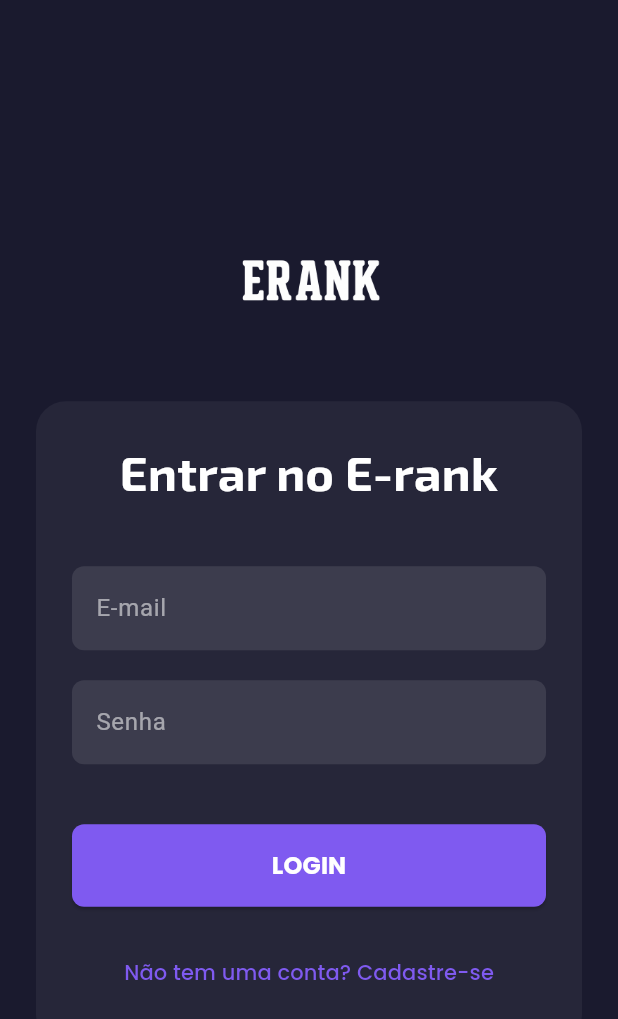
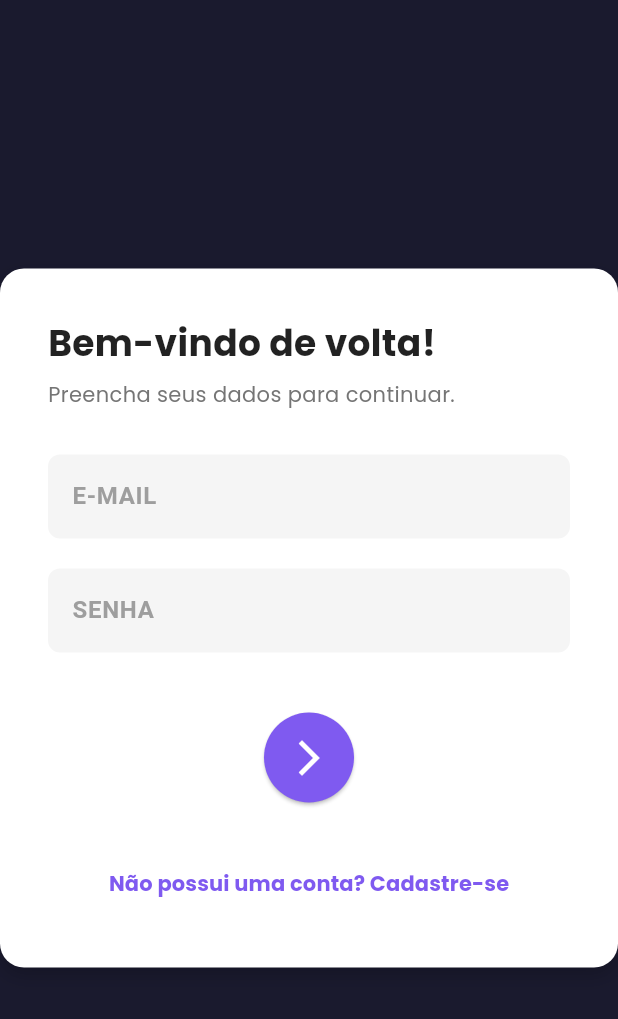
Before and after one commit to ofback/E-rank-Front-End, a Flutter app: the screen it shows after launch, scrolled down 178 dp, after a tap on the "arrow forward ios" icon, after a tap on "Já possui uma conta? Faça Login", on a phone screen of 412 x 824 dp. Shown: the top 1019 px of the screen. Run offline on Flutter 3.47's test engine with Material 3 defaults, Android fonts, the light colour scheme and no system bars; our stand-ins replace form_field_validator, google_fonts, mask_text_input_formatter.

Commit message:
ajustes na tela de login

```diff
--- a/lib/screens/login_screen.dart
+++ b/lib/screens/login_screen.dart
@@ -3,8 +3,6 @@ import 'package:google_fonts/google_fonts.dart';
 import 'package:form_field_validator/form_field_validator.dart';
 import 'dart:convert';
 import 'package:http/http.dart' as http;
-
-// Importar a tela de cadastro que já temos
 import 'package:erank_app/screens/signup_screen.dart';
 
 // TODO: Importar a tela principal do app após o login
@@ -40,8 +38,8 @@ class _LoginScreenState extends State<LoginScreen> {
       _isLoading = true;
     });
 
-    final url = Uri.parse(
-        'http://localhost:8080/login'); // TODO: Confirme o endpoint de login da sua API
+    // Endpoint de login da sua API
+    final url = Uri.parse('http://localhost:8080/login');
 
     try {
       final response = await http.post(
@@ -49,7 +47,7 @@ class _LoginScreenState extends State<LoginScreen> {
         headers: {'Content-Type': 'application/json'},
         body: json.encode({
           'email': _emailController.text,
-          'senha': _passwordController.text, // Sua API Spring espera 'senha'
+          'senha': _passwordController.text,
         }),
       );
 
@@ -76,6 +74,7 @@ class _LoginScreenState extends State<LoginScreen> {
             backgroundColor: Colors.red,
             content: Text('Não foi possível conectar ao servidor.')),
       );
+      print(e); // Para depuração
     } finally {
       setState(() {
         _isLoading = false;
@@ -85,106 +84,81 @@ class _LoginScreenState extends State<LoginScreen> {
 
   @override
   Widget build(BuildContext context) {
+    final screenWidth = MediaQuery.of(context).size.width;
+    final isLargeScreen = screenWidth > 800;
+
     return Scaffold(
-      backgroundColor: const Color(0xFF1A1A2E),
+      backgroundColor: const Color(0xFF1A1A2E), // Cor de fundo substituída
       body: SafeArea(
+        child: isLargeScreen
+            ? Row(
+                children: [
+                  Expanded(
+                    // Lado esquerdo: Formulário
+                    flex: 1,
+                    child: Container(
+                      color: const Color(0xFF1A1A2E),
                       child: Center(
                         child: SingleChildScrollView(
-            padding: const EdgeInsets.all(24.0),
+                          padding: const EdgeInsets.symmetric(
+                              horizontal: 24.0, vertical: 40.0),
                           child: ConstrainedBox(
-              constraints: const BoxConstraints(maxWidth: 450),
+                            constraints: const BoxConstraints(maxWidth: 750),
                             child: Column(
+                              mainAxisSize: MainAxisSize.min,
                               crossAxisAlignment: CrossAxisAlignment.stretch,
+                              children: [
+                                _buildLoginForm(),
+                              ],
+                            ),
+                          ),
+                        ),
+                      ),
+                    ),
+                  ),
+                  Expanded(
+                    // Lado direito: Imagem e texto
+                    flex: 1,
+                    child: Stack(
+                      // Usamos o Stack para posicionar a imagem e o conteúdo separadamente
+                      children: [
+                        // Imagem do personagem, posicionada à esquerda
+                        Positioned(
+                          left:
+                              -100, // Ajuste este valor para mover a imagem para a esquerda
+                          top: 0,
+                          bottom: 0,
+                          child: Image.asset(
+                            'assets/background_signup3.png', // Imagem do personagem
+                            fit: BoxFit.cover,
+                          ),
+                        ),
+                        // Conteúdo (Logo e texto "ENTRAR NA CONTA"), alinhado à direita
+                        Positioned.fill(
+                          // Preenche todo o espaço disponível
+                          child: Padding(
+                            padding: const EdgeInsets.all(48.0),
+                            child: Column(
+                              crossAxisAlignment:
+                                  CrossAxisAlignment.end, // Alinha à direita
                               children: [
                                 Image.asset(
                                   'assets/erank_logo.png',
-                    height: 120,
+                                  height: 200,
                                 ),
-                  const SizedBox(height: 20),
-                  Container(
-                    padding: const EdgeInsets.all(24.0),
-                    decoration: BoxDecoration(
-                      color: Colors.white.withOpacity(0.05),
-                      borderRadius: BorderRadius.circular(20),
-                    ),
-                    child: Form(
-                      key: _formKey,
-                      child: Column(
-                        crossAxisAlignment: CrossAxisAlignment.stretch,
-                        children: [
+                                const Spacer(),
                                 Text(
-                            'Entrar no E-rank',
-                            textAlign: TextAlign.center,
+                                  'ENTRAR NA\nCONTA',
+                                  textAlign: TextAlign
+                                      .right, // Garante alinhamento do texto
                                   style: GoogleFonts.exo2(
-                                fontSize: 32,
+                                    fontSize: 64,
                                     color: Colors.white,
-                                fontWeight: FontWeight.bold),
-                          ),
-                          const SizedBox(height: 40),
-                          TextFormField(
-                            controller: _emailController,
-                            decoration: _buildInputDecoration('E-mail'),
-                            style: const TextStyle(color: Colors.white),
-                            keyboardType: TextInputType.emailAddress,
-                            validator: MultiValidator([
-                              RequiredValidator(
-                                  errorText: 'E-mail é obrigatório'),
-                              EmailValidator(
-                                  errorText: 'Insira um e-mail válido')
-                            ]).call,
-                          ),
-                          const SizedBox(height: 20),
-                          TextFormField(
-                            controller: _passwordController,
-                            obscureText: true,
-                            decoration: _buildInputDecoration('Senha'),
-                            style: const TextStyle(color: Colors.white),
-                            validator: RequiredValidator(
-                                    errorText: 'Senha é obrigatória')
-                                .call,
-                          ),
-                          const SizedBox(height: 40),
-                          ElevatedButton(
-                            onPressed: _isLoading ? null : _loginUser,
-                            style: ElevatedButton.styleFrom(
-                              backgroundColor: const Color(0xFF7F5AF0),
-                              padding: const EdgeInsets.symmetric(vertical: 16),
-                              shape: RoundedRectangleBorder(
-                                  borderRadius: BorderRadius.circular(8)),
-                              disabledBackgroundColor: Colors.grey.shade600,
-                            ),
-                            child: _isLoading
-                                ? const SizedBox(
-                                    width: 24,
-                                    height: 24,
-                                    child: CircularProgressIndicator(
-                                      strokeWidth: 3,
-                                      color: Colors.white,
-                                    ))
-                                : Text(
-                                    'LOGIN',
-                                    style: GoogleFonts.poppins(
-                                        fontSize: 16,
                                     fontWeight: FontWeight.bold,
-                                        color: Colors.white),
+                                    height: 1.0,
                                   ),
                                 ),
-                          const SizedBox(height: 20),
-                          TextButton(
-                            onPressed: () {
-                              // Navegação CORRIGIDA
-                              Navigator.pushReplacement(
-                                  context,
-                                  MaterialPageRoute(
-                                      builder: (context) =>
-                                          const SignUpScreen()));
-                            },
-                            child: Text(
-                              'Não tem uma conta? Cadastre-se',
-                              style: GoogleFonts.poppins(
-                                  color: const Color(0xFF7F5AF0), fontSize: 14),
-                            ),
-                          ),
+                                const Spacer(),
                               ],
                             ),
                           ),
@@ -192,18 +166,127 @@ class _LoginScreenState extends State<LoginScreen> {
                       ],
                     ),
                   ),
+                ],
+              )
+            : Center(child: _buildLoginForm()),
       ),
+    );
+  }
+
+  Widget _buildLoginForm() {
+    return Container(
+      decoration: BoxDecoration(
+        color: Colors.white,
+        borderRadius: BorderRadius.circular(16),
+        boxShadow: [
+          BoxShadow(
+            color: Colors.black.withOpacity(0.2),
+            blurRadius: 10,
+            offset: const Offset(0, 5),
+          ),
+        ],
+      ),
+      padding: const EdgeInsets.all(32.0),
+      child: Form(
+        key: _formKey,
+        child: Column(
+          mainAxisSize: MainAxisSize.min,
+          crossAxisAlignment: CrossAxisAlignment.stretch,
+          children: [
+            Text(
+              'Bem-vindo de volta!',
+              textAlign: TextAlign.left,
+              style: GoogleFonts.poppins(
+                  fontSize: 24,
+                  color: Colors.black87,
+                  fontWeight: FontWeight.bold),
+            ),
+            const SizedBox(height: 8),
+            Text(
+              'Preencha seus dados para continuar.',
+              textAlign: TextAlign.left,
+              style: GoogleFonts.poppins(
+                  fontSize: 14, color: Colors.grey.shade600),
+            ),
+            const SizedBox(height: 30),
+            TextFormField(
+              controller: _emailController,
+              decoration:
+                  _buildInputDecoration('E-MAIL', isWhiteBackground: true),
+              style: const TextStyle(color: Colors.black87),
+              keyboardType: TextInputType.emailAddress,
+              validator: MultiValidator([
+                RequiredValidator(errorText: 'E-mail é obrigatório'),
+                EmailValidator(errorText: 'Insira um e-mail válido')
+              ]).call,
+            ),
+            const SizedBox(height: 20),
+            TextFormField(
+              controller: _passwordController,
+              obscureText: true,
+              decoration:
+                  _buildInputDecoration('SENHA', isWhiteBackground: true),
+              style: const TextStyle(color: Colors.black87),
+              validator:
+                  RequiredValidator(errorText: 'Senha é obrigatória').call,
+            ),
+            const SizedBox(height: 40),
+            SizedBox(
+              height: 60,
+              child: ElevatedButton(
+                onPressed: _isLoading ? null : _loginUser,
+                style: ElevatedButton.styleFrom(
+                  backgroundColor: const Color(0xFF7F5AF0),
+                  shape: const CircleBorder(),
+                  padding: EdgeInsets.zero,
+                  disabledBackgroundColor: Colors.grey.shade400,
+                ),
+                child: _isLoading
+                    ? const SizedBox(
+                        width: 30,
+                        height: 30,
+                        child: CircularProgressIndicator(
+                          strokeWidth: 3,
+                          color: Colors.white,
+                        ))
+                    : const Icon(Icons.arrow_forward_ios,
+                        color: Colors.white, size: 28),
+              ),
+            ),
+            const SizedBox(height: 30),
+            TextButton(
+              onPressed: () {
+                Navigator.pushReplacement(
+                    context,
+                    MaterialPageRoute(
+                        builder: (context) =>
+                            SignUpScreen())); // Removido 'const' aqui
+              },
+              child: Text(
+                'Não possui uma conta? Cadastre-se',
+                style: GoogleFonts.poppins(
+                    color: const Color(0xFF7F5AF0),
+                    fontSize: 14,
+                    fontWeight: FontWeight.bold),
+              ),
+            ),
+          ],
         ),
       ),
     );
   }
 
-  InputDecoration _buildInputDecoration(String label) {
+  InputDecoration _buildInputDecoration(String label,
+      {bool isWhiteBackground = false}) {
     return InputDecoration(
         labelText: label,
-        labelStyle: const TextStyle(color: Colors.white54),
+        labelStyle: TextStyle(
+            color: isWhiteBackground ? Colors.grey.shade500 : Colors.white54,
+            fontWeight: FontWeight.bold),
         filled: true,
-        fillColor: Colors.white.withOpacity(0.1),
+        fillColor: isWhiteBackground
+            ? Colors.grey.shade100
+            : Colors.white.withOpacity(0.1),
         border: OutlineInputBorder(
           borderRadius: BorderRadius.circular(8),
           borderSide: BorderSide.none,
@@ -212,6 +295,6 @@ class _LoginScreenState extends State<LoginScreen> {
           borderRadius: BorderRadius.circular(8),
           borderSide: const BorderSide(color: Color(0xFF7F5AF0)),
         ),
-        errorStyle: TextStyle(color: Colors.red.shade300));
+        errorStyle: TextStyle(color: Colors.red.shade600));
   }
 }
--- a/lib/screens/signup_screen.dart
+++ b/lib/screens/signup_screen.dart
@@ -113,14 +113,21 @@ class _SignUpScreenState extends State<SignUpScreen> {
                 children: [
                   Expanded(
                     flex: 1,
-                    child: Container(
-                      decoration: const BoxDecoration(
-                        image: DecorationImage(
-                          image: AssetImage('assets/background_signup.png'),
+                    child: Stack(
+                      children: [
+                        // Imagem de fundo da personagem
+                        Positioned(
+                          right:
+                              -100, // Ajuste este valor para mover a imagem para a esquerda
+                          top: 0,
+                          bottom: 0,
+                          child: Image.asset(
+                            'assets/background_signup.png',
                             fit: BoxFit.cover,
                           ),
                         ),
-                      child: Padding(
+                        // Conteúdo da esquerda (Logo e texto "CRIAR UMA CONTA")
+                        Padding(
                           padding: const EdgeInsets.all(48.0),
                           child: Column(
                             crossAxisAlignment: CrossAxisAlignment.start,
@@ -143,20 +150,13 @@ class _SignUpScreenState extends State<SignUpScreen> {
                             ],
                           ),
                         ),
+                      ],
                     ),
                   ),
                   Expanded(
                     flex: 1,
                     child: Container(
-                      // AQUI ESTÁ A MUDANÇA
-                      decoration: const BoxDecoration(
-                        image: DecorationImage(
-                          // Usando a sua nova imagem de fundo
-                          image: AssetImage('assets/background_signup2.png'),
-                          fit: BoxFit
-                              .cover, // Garante que a imagem cubra o painel
-                        ),
-                      ),
+                      color: const Color(0xFF1A1A2E), // Cor de fundo sólida
                       child: Center(
                         child: _buildSignUpForm(),
                       ),
--- a/pubspec.yaml
+++ b/pubspec.yaml
@@ -28,6 +28,4 @@ dev_dependencies:
 flutter:
   uses-material-design: true
   assets:
-    - assets/erank_logo.png
-    - assets/background_signup.png
-    - assets/background_signup2.png
+    - assets/
```
Also changed, not shown: assets/background_signup3.png (added), assets/erank_logo.png, 1 other file. Lines whose indentation alone changed are shown as unchanged.
